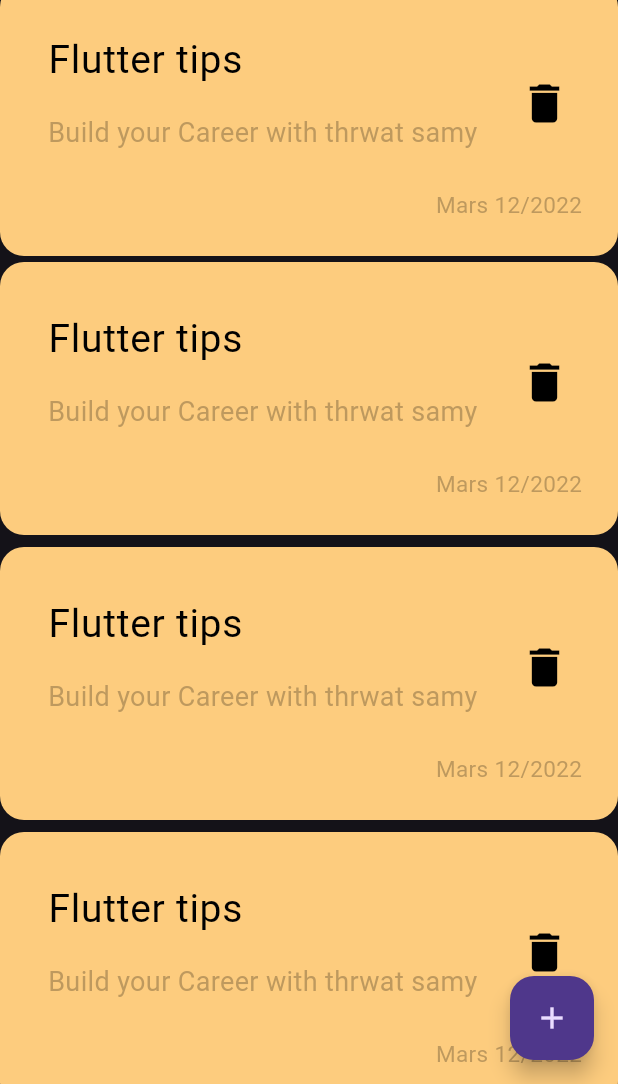
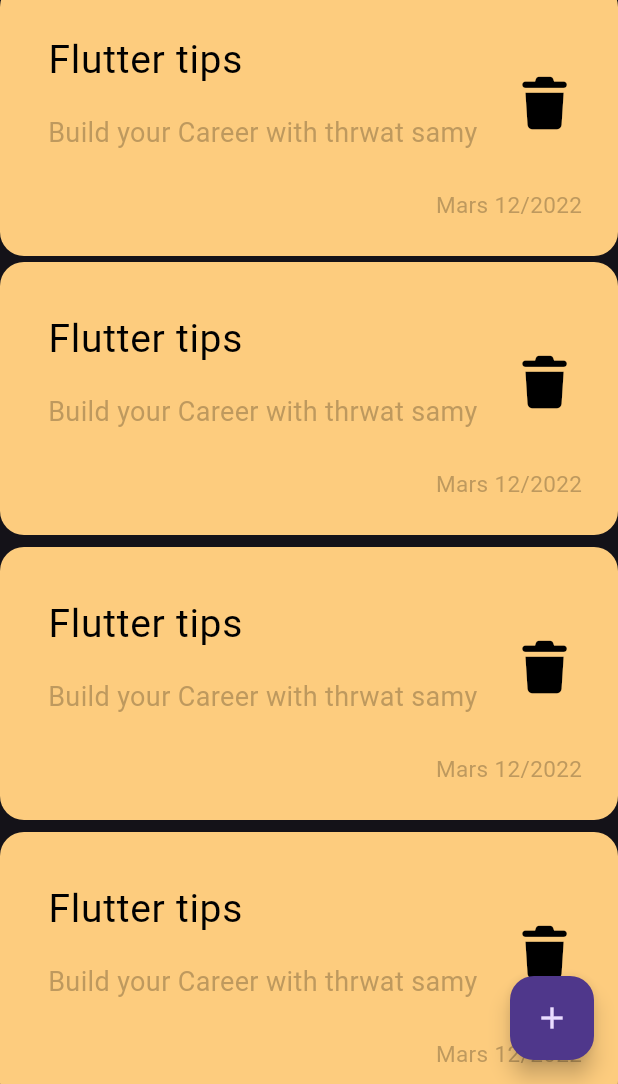
Before and after one commit to YakeenSap9h/new_notes_app, a Flutter app: the screen it shows after launch, on a phone screen of 412 x 824 dp, the part 152-1236 px from its top. Run offline on Flutter 3.47's test engine with Material 3 defaults, Android fonts, the phone set to English and light mode, and no system bars; our stand-ins replace font_awesome_flutter; Roboto replaces fonts that are missing (Poppins).

Commit message:
edit on icon after update the sdk

```diff
--- a/lib/views/widgets/custom_note_item.dart
+++ b/lib/views/widgets/custom_note_item.dart
@@ -1,5 +1,6 @@
 
 import 'package:flutter/material.dart';
+import 'package:font_awesome_flutter/font_awesome_flutter.dart';
 
 class NoteViewItem extends StatelessWidget {
   const NoteViewItem({super.key});
@@ -33,7 +34,7 @@ class NoteViewItem extends StatelessWidget {
             ),
             trailing: IconButton(
               onPressed: () {},
-              icon: Icon(Icons.delete),
+              icon: Icon(FontAwesomeIcons.trash),
               color: Colors.black,
               iconSize: 34,
             ),
```
